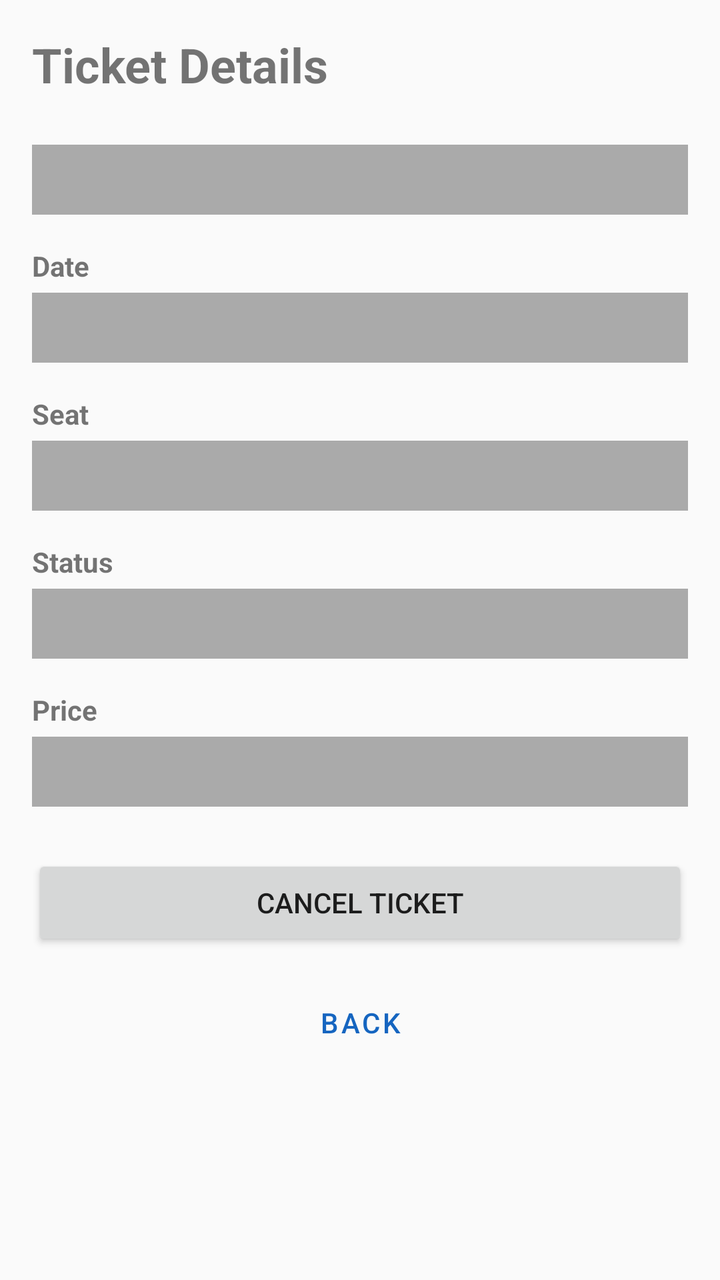
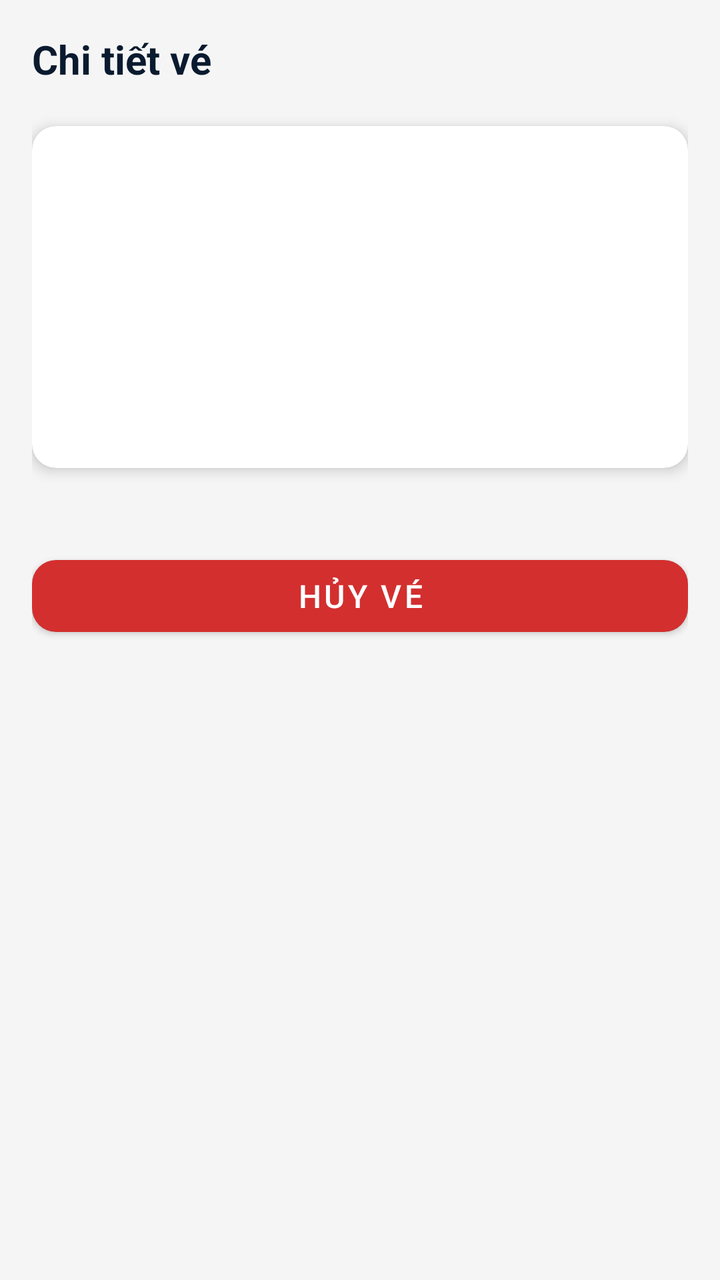

An Android layout rendered at two revisions. The XML below is the earlier revision; the diff shows what the commit changed to produce the second picture.
<!-- AndroidManifest.xml: application theme Theme.BusBooking -->
<!-- res/layout/fragment_ticket_details.xml -->
<?xml version="1.0" encoding="utf-8"?>
<ScrollView xmlns:android="http://schemas.android.com/apk/res/android"
    android:layout_width="match_parent"
    android:layout_height="match_parent">

    <LinearLayout
        android:layout_width="match_parent"
        android:layout_height="wrap_content"
        android:orientation="vertical"
        android:padding="16dp">

        <TextView
            android:layout_width="wrap_content"
            android:layout_height="wrap_content"
            android:text="Ticket Details"
            android:textSize="24sp"
            android:textStyle="bold"
            android:layout_marginBottom="24dp" />

        <TextView
            android:id="@+id/routeText"
            android:layout_width="match_parent"
            android:layout_height="wrap_content"
            android:padding="8dp"
            android:layout_marginBottom="16dp"
            android:background="@android:color/darker_gray" />

        <TextView
            android:layout_width="wrap_content"
            android:layout_height="wrap_content"
            android:text="Date"
            android:textStyle="bold"
            android:textSize="14sp"
            android:layout_marginBottom="4dp" />

        <TextView
            android:id="@+id/dateText"
            android:layout_width="match_parent"
            android:layout_height="wrap_content"
            android:padding="8dp"
            android:layout_marginBottom="16dp"
            android:background="@android:color/darker_gray" />

        <TextView
            android:layout_width="wrap_content"
            android:layout_height="wrap_content"
            android:text="Seat"
            android:textStyle="bold"
            android:textSize="14sp"
            android:layout_marginBottom="4dp" />

        <TextView
            android:id="@+id/seatText"
            android:layout_width="match_parent"
            android:layout_height="wrap_content"
            android:padding="8dp"
            android:layout_marginBottom="16dp"
            android:background="@android:color/darker_gray" />

        <TextView
            android:layout_width="wrap_content"
            android:layout_height="wrap_content"
            android:text="Status"
            android:textStyle="bold"
            android:textSize="14sp"
            android:layout_marginBottom="4dp" />

        <TextView
            android:id="@+id/statusText"
            android:layout_width="match_parent"
            android:layout_height="wrap_content"
            android:padding="8dp"
            android:layout_marginBottom="16dp"
            android:background="@android:color/darker_gray" />

        <TextView
            android:layout_width="wrap_content"
            android:layout_height="wrap_content"
            android:text="Price"
            android:textStyle="bold"
            android:textSize="14sp"
            android:layout_marginBottom="4dp" />

        <TextView
            android:id="@+id/priceText"
            android:layout_width="match_parent"
            android:layout_height="wrap_content"
            android:padding="8dp"
            android:layout_marginBottom="24dp"
            android:background="@android:color/darker_gray" />

        <Button
            android:id="@+id/cancelButton"
            android:layout_width="match_parent"
            android:layout_height="wrap_content"
            android:text="Cancel Ticket"
            android:layout_marginBottom="12dp" />

        <Button
            android:id="@+id/backButton"
            android:layout_width="match_parent"
            android:layout_height="wrap_content"
            android:text="Back"
            style="@style/Widget.MaterialComponents.Button.OutlinedButton" />

    </LinearLayout>

</ScrollView>
<!-- resources referenced by this layout -->
<resources>
  <style name="Theme.BusBooking" parent="Theme.MaterialComponents.Light.NoActionBar.Bridge">
          <item name="colorPrimary">@color/blue_primary</item>
          <item name="colorPrimaryDark">@color/blue_primary_dark</item>
          <item name="colorAccent">@color/blue_accent</item>
      </style>
  <color name="blue_primary">#1565C0</color>
  <color name="blue_primary_dark">#0D47A1</color>
  <color name="blue_accent">#2196F3</color>
</resources>

<!-- the commit's change to res/layout/fragment_ticket_details.xml (unified diff, before → after) -->
@@ -1,7 +1,9 @@
 <?xml version="1.0" encoding="utf-8"?>
-<ScrollView xmlns:android="http://schemas.android.com/apk/res/android"
+<androidx.core.widget.NestedScrollView xmlns:android="http://schemas.android.com/apk/res/android"
+    xmlns:app="http://schemas.android.com/apk/res-auto"
     android:layout_width="match_parent"
-    android:layout_height="match_parent">
+    android:layout_height="match_parent"
+    android:background="@color/background_grey">
 
     <LinearLayout
         android:layout_width="match_parent"
@@ -9,100 +11,110 @@
         android:orientation="vertical"
         android:padding="16dp">
 
+        
         <TextView
             android:layout_width="wrap_content"
             android:layout_height="wrap_content"
-            android:text="Ticket Details"
-            android:textSize="24sp"
+            android:text="Chi tiết vé"
+            android:textSize="20sp"
             android:textStyle="bold"
-            android:layout_marginBottom="24dp" />
+            android:textColor="@color/text_primary"
+            android:layout_marginBottom="20dp" />
 
-        <TextView
-            android:id="@+id/routeText"
+        
+        <androidx.cardview.widget.CardView
             android:layout_width="match_parent"
             android:layout_height="wrap_content"
-            android:padding="8dp"
-            android:layout_marginBottom="16dp"
-            android:background="@android:color/darker_gray" />
+            app:cardCornerRadius="12dp"
+            app:cardElevation="4dp"
+            android:layout_marginBottom="20dp">
 
-        <TextView
+            <LinearLayout
+                android:layout_width="match_parent"
+                android:layout_height="wrap_content"
+                android:orientation="vertical"
+                android:padding="16dp">
+
+                
+                <TextView
+                    android:id="@+id/routeText"
+                    android:layout_width="match_parent"
+                    android:layout_height="wrap_content"
+                    android:textSize="18sp"
+                    android:textStyle="bold"
+                    android:textColor="@color/text_primary"
+                    android:layout_marginBottom="12dp" />
+
+                
+                <TextView
+                    android:id="@+id/dateText"
+                    android:layout_width="match_parent"
+                    android:layout_height="wrap_content"
+                    android:textSize="14sp"
+                    android:textColor="@color/text_secondary"
+                    android:layout_marginBottom="8dp" />
+
+                
+                <TextView
+                    android:id="@+id/seatText"
+                    android:layout_width="match_parent"
+                    android:layout_height="wrap_content"
+                    android:textSize="14sp"
+                    android:textColor="@color/text_secondary"
+                    android:layout_marginBottom="8dp" />
+
+                
+                <TextView
+                    android:id="@+id/statusText"
+                    android:layout_width="wrap_content"
+                    android:layout_height="wrap_content"
+                    android:textSize="14sp"
+                    android:textColor="@color/text_secondary"
+                    android:layout_marginBottom="8dp" />
+
+                
+                <TextView
+                    android:id="@+id/priceText"
+                    android:layout_width="match_parent"
+                    android:layout_height="wrap_content"
+                    android:textSize="16sp"
+                    android:textStyle="bold"
+                    android:textColor="@color/blue_primary" />
+
+            </LinearLayout>
+
+        </androidx.cardview.widget.CardView>
+
+        
+        <ProgressBar
+            android:id="@+id/progressBar"
             android:layout_width="wrap_content"
             android:layout_height="wrap_content"
-            android:text="Date"
-            android:textStyle="bold"
-            android:textSize="14sp"
-            android:layout_marginBottom="4dp" />
+            android:layout_gravity="center_horizontal"
+            android:visibility="gone" />
 
+        
         <TextView
-            android:id="@+id/dateText"
+            android:id="@+id/errorText"
             android:layout_width="match_parent"
             android:layout_height="wrap_content"
-            android:padding="8dp"
-            android:layout_marginBottom="16dp"
-            android:background="@android:color/darker_gray" />
+            android:padding="16dp"
+            android:textColor="@color/error"
+            android:textSize="14sp"
+            android:gravity="center"
+            android:visibility="gone" />
 
-        <TextView
-            android:layout_width="wrap_content"
-            android:layout_height="wrap_content"
-            android:text="Seat"
-            android:textStyle="bold"
-            android:textSize="14sp"
-            android:layout_marginBottom="4dp" />
-
-        <TextView
-            android:id="@+id/seatText"
-            android:layout_width="match_parent"
-            android:layout_height="wrap_content"
-            android:padding="8dp"
-            android:layout_marginBottom="16dp"
-            android:background="@android:color/darker_gray" />
-
-        <TextView
-            android:layout_width="wrap_content"
-            android:layout_height="wrap_content"
-            android:text="Status"
-            android:textStyle="bold"
-            android:textSize="14sp"
-            android:layout_marginBottom="4dp" />
-
-        <TextView
-            android:id="@+id/statusText"
-            android:layout_width="match_parent"
-            android:layout_height="wrap_content"
-            android:padding="8dp"
-            android:layout_marginBottom="16dp"
-            android:background="@android:color/darker_gray" />
-
-        <TextView
-            android:layout_width="wrap_content"
-            android:layout_height="wrap_content"
-            android:text="Price"
-            android:textStyle="bold"
-            android:textSize="14sp"
-            android:layout_marginBottom="4dp" />
-
-        <TextView
-            android:id="@+id/priceText"
-            android:layout_width="match_parent"
-            android:layout_height="wrap_content"
-            android:padding="8dp"
-            android:layout_marginBottom="24dp"
-            android:background="@android:color/darker_gray" />
-
-        <Button
+        
+        <com.google.android.material.button.MaterialButton
             android:id="@+id/cancelButton"
             android:layout_width="match_parent"
-            android:layout_height="wrap_content"
-            android:text="Cancel Ticket"
-            android:layout_marginBottom="12dp" />
-
-        <Button
-            android:id="@+id/backButton"
-            android:layout_width="match_parent"
-            android:layout_height="wrap_content"
-            android:text="Back"
-            style="@style/Widget.MaterialComponents.Button.OutlinedButton" />
+            android:layout_height="48dp"
+            android:text="Hủy vé"
+            android:textSize="16sp"
+            android:layout_marginTop="20dp"
+            app:backgroundTint="@color/error"
+            app:cornerRadius="12dp" />
 
     </LinearLayout>
 
-</ScrollView>
+</androidx.core.widget.NestedScrollView>
<!-- resource entries referenced after the edit -->
@@ -1,11 +1,15 @@
 <!-- resources referenced by this layout -->
 <resources>
+  <color name="background_grey">#F5F5F5</color>
   <style name="Theme.BusBooking" parent="Theme.MaterialComponents.Light.NoActionBar.Bridge">
           <item name="colorPrimary">@color/blue_primary</item>
           <item name="colorPrimaryDark">@color/blue_primary_dark</item>
           <item name="colorAccent">@color/blue_accent</item>
       </style>
   <color name="blue_primary">#1565C0</color>
+  <color name="error">#D32F2F</color>
+  <color name="text_primary">#0A1A2F</color>
+  <color name="text_secondary">#607D8B</color>
   <color name="blue_primary_dark">#0D47A1</color>
   <color name="blue_accent">#2196F3</color>
 </resources>
